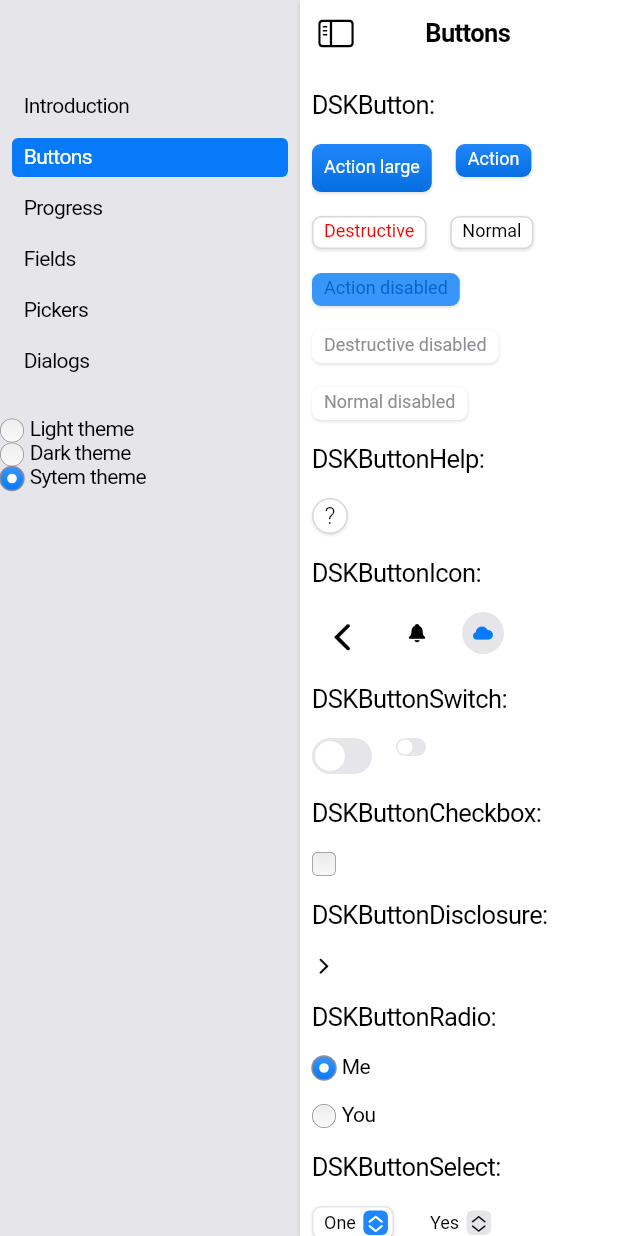
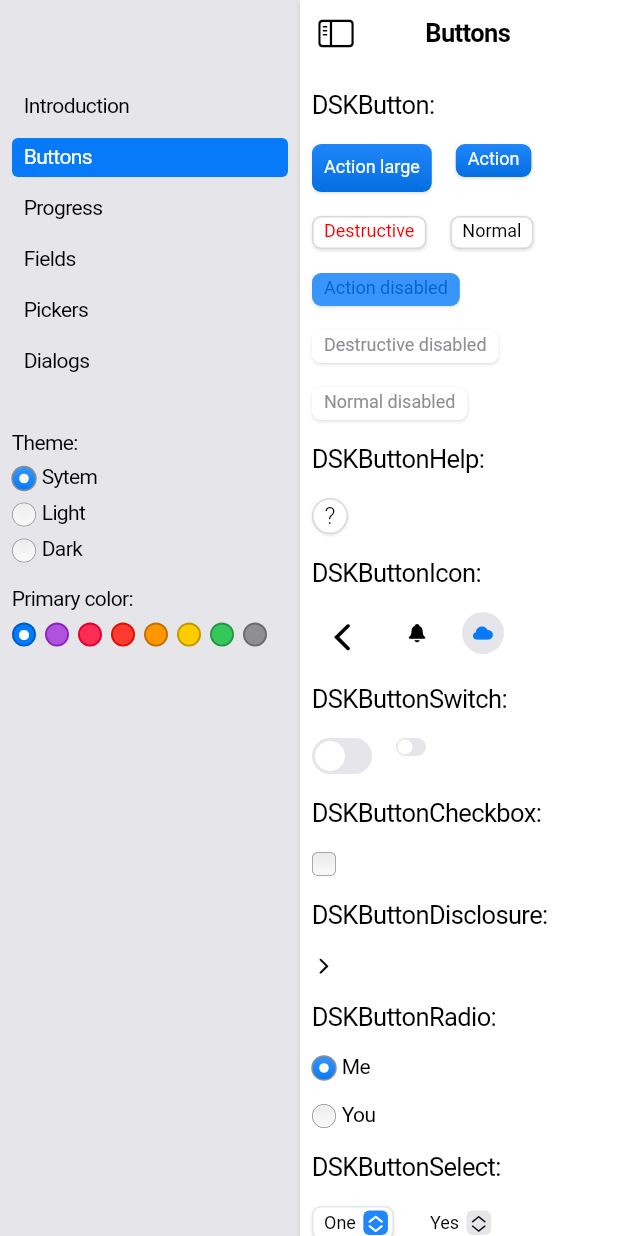
Before and after one commit to optimisme/flutter_cupertino_desktop_kit, a Flutter app: the screen it shows after launch, after a tap on "Buttons", on a phone screen of 412 x 824 dp. Run offline on Flutter 3.47's test engine with Material 2 defaults, Android fonts, the phone set to English and light mode, and no system bars; missing offline and left inert: window_manager.

```diff
--- a/example/lib/layout_dialogs.dart
+++ b/example/lib/layout_dialogs.dart
@@ -213,8 +213,8 @@ class _LayoutDialogsState extends State<LayoutDialogs> {
               Padding(
                   padding: const EdgeInsets.all(8),
                   child: RichText(
-                    text: const TextSpan(
-                      style: TextStyle(fontSize: 12, color: DSKColors.black),
+                    text: TextSpan(
+                      style: TextStyle(fontSize: 14, color: DSKColors.text),
                       children: <TextSpan>[
                         TextSpan(
                             text: '*Important! ',
--- a/example/lib/layout_introduction.dart
+++ b/example/lib/layout_introduction.dart
@@ -67,69 +67,7 @@ class _LayoutIntroductionState extends State<LayoutIntroduction> {
                                       color: DSKColors.accent,
                                     )))
                           ]))),
-              Padding(
-                  padding: const EdgeInsets.fromLTRB(32, 32, 32, 8),
-                  child: Row(
-                      mainAxisSize: MainAxisSize.min, // Això és clau
-                      children: [
-                        const Text("Theme color: ",
-                            style: TextStyle(fontSize: 14)),
-                        DSKButtonsColors(
-                          colors: DSKColors.systemColors,
-                          selectedColor: DSKThemeManager.themeColor,
-                          onColorChanged: (String colorName) {
-                            App.of(context)?.setActiveColor(colorName);
-                          },
-                        )
-                      ])),
-              Padding(
-                  padding: const EdgeInsets.fromLTRB(32, 8, 32, 0),
-                  child: Row(
-                      crossAxisAlignment: CrossAxisAlignment.center,
-                      children: [
-                        DSKButtonRadio(
-                          label: "Light theme",
-                          isSelected: selectedRadio == "light",
-                          onSelected: (bool? isSelected) {
-                            setState(() {
-                              selectedRadio = "light";
-                              App.of(context)?.setAppearance("light");
-                            });
-                          },
-                        ),
-                      ])),
-              Padding(
-                  padding: const EdgeInsets.fromLTRB(32, 8, 32, 0),
-                  child: Row(
-                      crossAxisAlignment: CrossAxisAlignment.center,
-                      children: [
-                        DSKButtonRadio(
-                          label: "Dark theme",
-                          isSelected: selectedRadio == "dark",
-                          onSelected: (bool? isSelected) {
-                            setState(() {
-                              selectedRadio = "dark";
-                              App.of(context)?.setAppearance("dark");
-                            });
-                          },
-                        ),
-                      ])),
-              Padding(
-                  padding: const EdgeInsets.fromLTRB(32, 8, 32, 0),
-                  child: Row(
-                      crossAxisAlignment: CrossAxisAlignment.center,
-                      children: [
-                        DSKButtonRadio(
-                          label: "System theme",
-                          isSelected: selectedRadio == "system",
-                          onSelected: (bool? isSelected) {
-                            setState(() {
-                              selectedRadio = "system";
-                              App.of(context)?.setAppearance("system");
-                            });
-                          },
-                        ),
-                      ])),
+
               const SizedBox(height: 50),
             ])));
   }
--- a/example/lib/layout_sidebar_left.dart
+++ b/example/lib/layout_sidebar_left.dart
@@ -61,9 +61,28 @@ class LayoutButtonsState extends State<LayoutSidebarLeft> {
             }),
           ),
           const SizedBox(height: 25),
-          Row(crossAxisAlignment: CrossAxisAlignment.center, children: [
-            DSKButtonRadio(
-              label: "Light theme",
+          Padding(
+                  padding: const EdgeInsets.fromLTRB(8, 8, 8, 0),
+                  child: Column(
+                    mainAxisAlignment: MainAxisAlignment.start,
+                    crossAxisAlignment: CrossAxisAlignment.start,
+                    children: [
+          const Text("Theme: ",
+                            style: TextStyle(fontSize: 14)),
+          const SizedBox(height: 8),
+          DSKButtonRadio(
+              label: "Sytem",
+              isSelected: selectedRadio == "system",
+              onSelected: (bool? isSelected) {
+                setState(() {
+                  selectedRadio = "system";
+                  App.of(context)?.setAppearance("system");
+                });
+              },
+            ),
+          const SizedBox(height: 8),
+          DSKButtonRadio(
+              label: "Light",
               isSelected: selectedRadio == "light",
               onSelected: (bool? isSelected) {
                 setState(() {
@@ -72,10 +91,9 @@ class LayoutButtonsState extends State<LayoutSidebarLeft> {
                 });
               },
             ),
-          ]),
-          Row(crossAxisAlignment: CrossAxisAlignment.center, children: [
-            DSKButtonRadio(
-              label: "Dark theme",
+          const SizedBox(height: 8),
+          DSKButtonRadio(
+              label: "Dark",
               isSelected: selectedRadio == "dark",
               onSelected: (bool? isSelected) {
                 setState(() {
@@ -84,19 +102,17 @@ class LayoutButtonsState extends State<LayoutSidebarLeft> {
                 });
               },
             ),
-          ]),
-          Row(crossAxisAlignment: CrossAxisAlignment.center, children: [
-            DSKButtonRadio(
-              label: "Sytem theme",
-              isSelected: selectedRadio == "system",
-              onSelected: (bool? isSelected) {
-                setState(() {
-                  selectedRadio = "system";
-                  App.of(context)?.setAppearance("system");
-                });
-              },
-            ),
-          ]),
-        ]));
+          const SizedBox(height: 16),
+          const Text("Primary color: ",
+                            style: TextStyle(fontSize: 14)),
+          const SizedBox(height: 8),
+          DSKButtonsColors(
+                colors: DSKColors.systemColors,
+                selectedColor: DSKThemeManager.themeColor,
+                onColorChanged: (String colorName) {
+                  App.of(context)?.setActiveColor(colorName);
+                },
+              ),
+        ]))]));
   }
 }
--- a/lib/dsk_button_check_box.dart
+++ b/lib/dsk_button_check_box.dart
@@ -29,6 +29,7 @@ class DSKButtonCheckBoxState extends State<DSKButtonCheckBox> {
         child: CustomPaint(
           size: Size(boxSize, boxSize),
           painter: VNTButtonCheckBoxPainter(
+            actionColor: DSKColors.accent,
             isSelected: widget.value,
             hasAppFocus: DSKThemeManager.isAppFocused,
             size: boxSize,
@@ -38,11 +39,13 @@ class DSKButtonCheckBoxState extends State<DSKButtonCheckBox> {
 }
 
 class VNTButtonCheckBoxPainter extends CustomPainter {
+  final Color actionColor;
   final bool isSelected;
   final bool hasAppFocus;
   final double size;
 
   VNTButtonCheckBoxPainter({
+    required this.actionColor,
     required this.isSelected,
     required this.hasAppFocus,
     required this.size,
@@ -150,7 +153,7 @@ class VNTButtonCheckBoxPainter extends CustomPainter {
 
   @override
   bool shouldRepaint(covariant VNTButtonCheckBoxPainter oldDelegate) {
-    return oldDelegate.isSelected != isSelected ||
+    return oldDelegate.actionColor != actionColor || oldDelegate.isSelected != isSelected ||
         oldDelegate.hasAppFocus != hasAppFocus ||
         oldDelegate.size != size;
   }
--- a/lib/dsk_button_radio.dart
+++ b/lib/dsk_button_radio.dart
@@ -36,6 +36,7 @@ class DSKButtonRadioState extends State<DSKButtonRadio> {
           CustomPaint(
             size: Size(boxSize, boxSize),
             painter: VNTButtonRadioPainter(
+              actionColor: DSKColors.accent,
               isSelected: widget.isSelected,
               hasAppFocus: DSKThemeManager.isAppFocused,
               size: boxSize,
@@ -57,11 +58,13 @@ class DSKButtonRadioState extends State<DSKButtonRadio> {
 }
 
 class VNTButtonRadioPainter extends CustomPainter {
+  final Color actionColor;
   final bool isSelected;
   final bool hasAppFocus;
   final double size;
 
   VNTButtonRadioPainter({
+    required this.actionColor,
     required this.isSelected,
     required this.hasAppFocus,
     required this.size,
@@ -154,7 +157,7 @@ class VNTButtonRadioPainter extends CustomPainter {
 
   @override
   bool shouldRepaint(covariant VNTButtonRadioPainter oldDelegate) {
-    return oldDelegate.isSelected != isSelected ||
+    return oldDelegate.actionColor != actionColor || oldDelegate.isSelected != isSelected ||
         oldDelegate.hasAppFocus != hasAppFocus ||
         oldDelegate.size != size;
   }
--- a/lib/dsk_buttons_colors.dart
+++ b/lib/dsk_buttons_colors.dart
@@ -21,6 +21,7 @@ class DSKButtonsColors extends StatefulWidget {
 class DSKButtonsColorsState extends State<DSKButtonsColors> {
   @override
   Widget build(BuildContext context) {
+  int index = -1;
     return Row(
       children: widget.colors.entries.map((entry) {
         final String colorName = entry.key;
@@ -32,6 +33,7 @@ class DSKButtonsColorsState extends State<DSKButtonsColors> {
         } else {
           colorBorder = DSKColors.adjustColor(color, 1, 1.25);
         }
+        index = index + 1;
         return GestureDetector(
           onTap: () {
             widget.onColorChanged(
@@ -40,7 +42,7 @@ class DSKButtonsColorsState extends State<DSKButtonsColors> {
           child: Container(
             width: 16,
             height: 16,
-            margin: const EdgeInsets.symmetric(horizontal: 4),
+            margin: index == 0 ? null : const EdgeInsets.only(left: 6),
             decoration: BoxDecoration(
               shape: BoxShape.circle,
               color: color,
@@ -56,6 +58,7 @@ class DSKButtonsColorsState extends State<DSKButtonsColors> {
                 : Container(),
           ),
         );
+        print(index);
       }).toList(),
     );
   }
--- /dev/null
+++ b/lib/flutter_desktop_cupertino.dart
@@ -0,0 +1,7 @@
+library flutter_desktop_cupertino;
+
+/// A Calculator.
+class Calculator {
+  /// Returns [value] plus 1.
+  int addOne(int value) => value + 1;
+}
```
Also changed, not shown: 1 other file.
